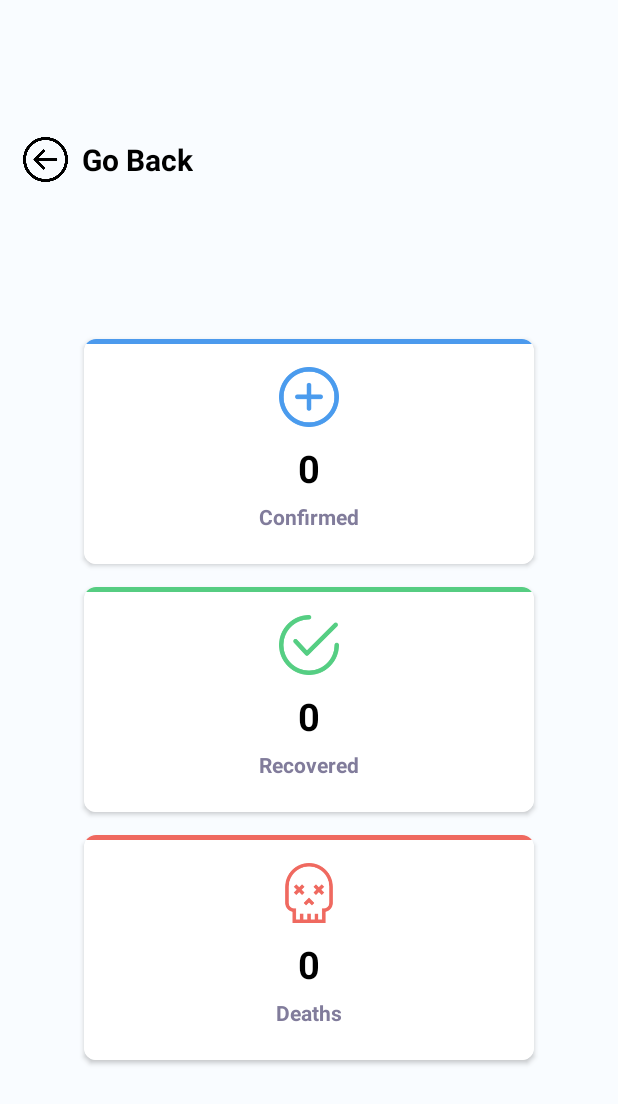
After one commit to adil-arbib/coronavirus, an Android app: the CountryDetails screen opened directly, with no data from a screen before it, on a phone screen of 412 x 824 dp. The commit adds this screen. Shown: the top 1104 px of the screen. Run offline under Robolectric (Android 15) with nearby library versions, the phone set to English and light mode, and no system bars; network calls fail; 3 statements that could not run were skipped.

Commit message:
show country details when we click on it

```diff
--- a/app/src/main/AndroidManifest.xml
+++ b/app/src/main/AndroidManifest.xml
@@ -14,6 +14,9 @@
         android:supportsRtl="true"
         android:theme="@style/Theme.CoronaVirus">
         <activity
+            android:name=".CountryDetails"
+            android:exported="false" />
+        <activity
             android:name=".MainActivity"
             android:exported="false" />
         <activity
--- a/app/src/main/java/com/dajdad/coronavirus/Country.java
+++ b/app/src/main/java/com/dajdad/coronavirus/Country.java
@@ -1,45 +1,40 @@
 package com.dajdad.coronavirus;
 
 import android.annotation.SuppressLint;
+import android.content.Intent;
 import android.os.Bundle;
 
 import androidx.fragment.app.Fragment;
 import androidx.recyclerview.widget.LinearLayoutManager;
 import androidx.recyclerview.widget.RecyclerView;
 
-import android.os.Handler;
 import android.text.Editable;
 import android.text.TextWatcher;
 import android.util.Log;
-import android.view.Gravity;
 import android.view.LayoutInflater;
 import android.view.View;
 import android.view.ViewGroup;
 import android.widget.EditText;
-import android.widget.TextView;
-import android.widget.Toast;
 
 import com.android.volley.Request;
 import com.android.volley.Response;
 import com.android.volley.VolleyError;
 import com.android.volley.toolbox.StringRequest;
 import com.android.volley.toolbox.Volley;
-import com.github.ybq.android.spinkit.SpinKitView;
 
 import org.json.JSONArray;
 import org.json.JSONException;
 import org.json.JSONObject;
-import org.w3c.dom.Text;
 
 import java.util.ArrayList;
+import java.util.Objects;
 
-public class Country extends Fragment {
+public class Country extends Fragment implements recycelerViewInterface{
     private RecyclerView recyclerView;
     private ArrayList<CovidCountry> covidCountries;
     private View view;
     private static final String TAG = Country.class.getSimpleName();
     private EditText edt_search;
-    private ArrayList<CovidCountry> tmpArray;
     private CovidCountryAdapter adapter;
 
 
@@ -69,7 +64,7 @@ public class Country extends Fragment {
                     adapter.getFilter().filter(input);
                 }
                 else{
-                    adapter = new CovidCountryAdapter(covidCountries);
+                    adapter = new CovidCountryAdapter(covidCountries, Country.this);
                     recyclerView.setAdapter(adapter);
                 }
             }
@@ -84,7 +79,7 @@ public class Country extends Fragment {
     }
 
     private void showRecyclerView(ArrayList<CovidCountry> arrayList){
-        adapter = new CovidCountryAdapter(arrayList);
+        adapter = new CovidCountryAdapter(arrayList, this);
         recyclerView.setAdapter(adapter);
     }
 
@@ -102,7 +97,8 @@ public class Country extends Fragment {
                                 JSONArray jsonArray = new JSONArray(response);
                                 for (int i = 0; i < jsonArray.length(); i++) {
                                     JSONObject jsonObject = jsonArray.getJSONObject(i);
-                                    covidCountries.add(new CovidCountry(jsonObject.getString("country"), jsonObject.getString("cases")));
+                                    covidCountries.add(new CovidCountry(jsonObject.getString("country"), jsonObject.getString("cases"),
+                                            jsonObject.getString("recovered"), jsonObject.getString("deaths")));
                                 }
                                 showRecyclerView(covidCountries);
 
@@ -122,4 +118,14 @@ public class Country extends Fragment {
     }
 
 
+    @Override
+    public void onItemClick(int position) {
+        Intent intent = new Intent(getActivity(), CountryDetails.class);
+        intent.putExtra("country",covidCountries.get(position).getmCovidCountry());
+        intent.putExtra("confirmed", covidCountries.get(position).getmCases());
+        intent.putExtra("recovered", covidCountries.get(position).getmRecovered());
+        intent.putExtra("deaths", covidCountries.get(position).getmDeaths());
+        startActivity(intent);
+        getActivity().overridePendingTransition(R.anim.slide_in_right, R.anim.slide_out_left);
+    }
 }
--- /dev/null
+++ b/app/src/main/java/com/dajdad/coronavirus/CountryDetails.java
@@ -0,0 +1,58 @@
+package com.dajdad.coronavirus;
+
+import androidx.appcompat.app.AppCompatActivity;
+
+import android.animation.ValueAnimator;
+import android.content.Intent;
+import android.os.Bundle;
+import android.view.View;
+import android.widget.ImageView;
+import android.widget.TextView;
+
+public class CountryDetails extends AppCompatActivity {
+    private TextView txt_country, txt_confirmed, txt_recovered, txt_deaths;
+    private ImageView back;
+    @Override
+    protected void onCreate(Bundle savedInstanceState) {
+        super.onCreate(savedInstanceState);
+        setContentView(R.layout.activity_country_details);
+        txt_country = findViewById(R.id.txt_country);
+        txt_confirmed = findViewById(R.id.txt_confirmed);
+        txt_recovered = findViewById(R.id.txt_recovered);
+        txt_deaths = findViewById(R.id.txt_deaths);
+        back = findViewById(R.id.goBack);
+
+        Intent intent = getIntent();
+
+        String country = intent.getStringExtra("country");
+        String confirmed = intent.getStringExtra("confirmed");
+        String recovered = intent.getStringExtra("recovered");
+        String deaths = intent.getStringExtra("deaths");
+
+        txt_country.setText(country);
+        startCountAnimation(txt_confirmed,Integer.parseInt(confirmed));
+        startCountAnimation(txt_recovered,Integer.parseInt(recovered));
+        startCountAnimation(txt_deaths,Integer.parseInt(deaths));
+
+
+        back.setOnClickListener(new View.OnClickListener() {
+            @Override
+            public void onClick(View view) {
+                Intent i = new Intent(CountryDetails.this, MainActivity.class);
+                overridePendingTransition(R.anim.slide_in_left, R.anim.slide_out_right);
+                finish();
+            }
+        });
+    }
+
+    private void startCountAnimation(TextView textView, int count) {
+        ValueAnimator animator = ValueAnimator.ofInt(0, count); //0 is min number, 600 is max number
+        animator.setDuration(1500); //Duration is in milliseconds
+        animator.addUpdateListener(new ValueAnimator.AnimatorUpdateListener() {
+            public void onAnimationUpdate(ValueAnimator animation) {
+                textView.setText(animation.getAnimatedValue().toString());
+            }
+        });
+        animator.start();
+    }
+}
--- a/app/src/main/java/com/dajdad/coronavirus/CovidCountry.java
+++ b/app/src/main/java/com/dajdad/coronavirus/CovidCountry.java
@@ -7,11 +7,13 @@ public class CovidCountry {
     public CovidCountry(String mCovidCountry, String mCases) {
         this.mCovidCountry = mCovidCountry;
         this.mCases = mCases;
-        this.mTodayCases = mTodayCases;
+    }
+
+    public CovidCountry(String mCovidCountry, String mCases, String mRecovered, String mDeaths) {
+        this.mCovidCountry = mCovidCountry;
+        this.mCases = mCases;
         this.mRecovered = mRecovered;
-        this.mCritical = mCritical;
         this.mDeaths = mDeaths;
-        this.mTodayDeaths = mTodayDeaths;
     }
 
     public String getmCovidCountry() {
@@ -21,4 +23,12 @@ public class CovidCountry {
     public String getmCases() {
         return mCases;
     }
+
+    public String getmRecovered() {
+        return mRecovered;
+    }
+
+    public String getmDeaths() {
+        return mDeaths;
+    }
 }
--- a/app/src/main/java/com/dajdad/coronavirus/CovidCountryAdapter.java
+++ b/app/src/main/java/com/dajdad/coronavirus/CovidCountryAdapter.java
@@ -4,7 +4,6 @@ import android.animation.ValueAnimator;
 import android.view.LayoutInflater;
 import android.view.View;
 import android.view.ViewGroup;
-import android.widget.BaseAdapter;
 import android.widget.Filter;
 import android.widget.Filterable;
 import android.widget.TextView;
@@ -13,15 +12,16 @@ import androidx.annotation.NonNull;
 import androidx.recyclerview.widget.RecyclerView;
 
 import java.util.ArrayList;
-import java.util.Locale;
 
 public class CovidCountryAdapter extends RecyclerView.Adapter<CovidCountryAdapter.ViewHolder> implements Filterable {
     private ArrayList<CovidCountry> covidCountries;
     private ArrayList<CovidCountry> tmpArrayList;
+    private final recycelerViewInterface rcView;
 
-    public CovidCountryAdapter(ArrayList covidCountries){
+    public CovidCountryAdapter(ArrayList covidCountries, recycelerViewInterface rcView){
         this.covidCountries = new ArrayList<>(covidCountries);
         tmpArrayList = new ArrayList<>(covidCountries);
+        this.rcView = rcView;
     }
 
     @NonNull
@@ -30,7 +30,7 @@ public class CovidCountryAdapter extends RecyclerView.Adapter<CovidCountryAdapte
         View view = LayoutInflater.from(parent.getContext()).inflate(R.layout.item_list_covid_country,parent,false);
 
 
-        return new ViewHolder(view);
+        return new ViewHolder(view, rcView);
     }
 
     @Override
@@ -77,12 +77,24 @@ public class CovidCountryAdapter extends RecyclerView.Adapter<CovidCountryAdapte
         }
     };
 
-    public class ViewHolder extends RecyclerView.ViewHolder {
+    public static class ViewHolder extends RecyclerView.ViewHolder {
         TextView total_cases, country_name;
-        public ViewHolder(@NonNull View itemView) {
+        public ViewHolder(@NonNull View itemView, recycelerViewInterface rcView) {
             super(itemView);
             total_cases = itemView.findViewById(R.id.txt_total_cases);
             country_name = itemView.findViewById(R.id.txt_country_name);
+
+            itemView.setOnClickListener(new View.OnClickListener() {
+                @Override
+                public void onClick(View view) {
+                    if(rcView != null){
+                        int pos = getAdapterPosition();
+                        if(pos != RecyclerView.NO_POSITION){
+                            rcView.onItemClick(pos);
+                        }
+                    }
+                }
+            });
         }
     }
 
--- /dev/null
+++ b/app/src/main/java/com/dajdad/coronavirus/recycelerViewInterface.java
@@ -0,0 +1,5 @@
+package com.dajdad.coronavirus;
+
+public interface recycelerViewInterface {
+    void onItemClick(int position);
+}
--- /dev/null
+++ b/app/src/main/res/layout/activity_country_details.xml
@@ -0,0 +1,204 @@
+<?xml version="1.0" encoding="utf-8"?>
+<LinearLayout xmlns:android="http://schemas.android.com/apk/res/android"
+    xmlns:tools="http://schemas.android.com/tools"
+    android:layout_width="match_parent"
+    android:layout_height="match_parent"
+    xmlns:app="http://schemas.android.com/apk/res-auto"
+    android:background="@color/fragment_bg"
+    android:orientation="vertical"
+    android:gravity="center"
+    tools:context=".CountryDetails">
+
+    <LinearLayout
+        android:layout_width="match_parent"
+        android:layout_height="40dp">
+
+        <ImageView
+            android:id="@+id/goBack"
+            android:layout_width="30dp"
+            android:layout_height="30dp"
+            android:layout_marginStart="15dp"
+            android:layout_gravity="center"
+            android:src="@drawable/back"
+            />
+        <TextView
+            android:layout_width="wrap_content"
+            android:layout_height="wrap_content"
+            android:text="Go Back"
+            android:textColor="@color/black"
+            android:textSize="20sp"
+            android:textStyle="bold"
+            android:layout_gravity="center"
+            android:layout_marginStart="9dp"/>
+
+    </LinearLayout>
+
+
+
+    <TextView
+        android:id="@+id/txt_country"
+        android:layout_width="wrap_content"
+        android:layout_height="wrap_content"
+        android:layout_marginTop="30dp"
+        android:fontFamily="sans-serif-light"
+        android:text="US"
+        android:textColor="@color/black"
+        android:textSize="40sp"
+        android:textStyle="bold" />
+
+    <androidx.cardview.widget.CardView
+        android:layout_width="300dp"
+        android:layout_height="150dp"
+        android:background="@drawable/box_shadow"
+        android:layout_marginBottom="15dp"
+        android:layout_marginTop="15dp"
+        app:cardCornerRadius="8dp">
+
+        <LinearLayout
+            android:layout_width="match_parent"
+            android:layout_height="match_parent"
+            android:background="@color/primary_background"
+            android:orientation="vertical">
+
+            <View
+                android:layout_width="match_parent"
+                android:layout_height="3dp"
+                android:background="@color/primary_blue"
+                android:layout_marginBottom="15dp"/>
+
+
+            <ImageView
+                android:layout_width="40dp"
+                android:layout_height="40dp"
+                android:layout_gravity="center"
+                android:src="@drawable/icon_confirmed"/>
+
+            <TextView
+                android:id="@+id/txt_confirmed"
+                android:layout_width="wrap_content"
+                android:layout_height="wrap_content"
+                android:text="0"
+                android:layout_gravity="center"
+                android:textStyle="bold"
+                android:layout_marginTop="10dp"
+                android:textSize="25sp"
+                android:textColor="@color/black"/>
+
+            <TextView
+                android:layout_width="wrap_content"
+                android:layout_height="wrap_content"
+                android:textColor="@color/text_grey"
+                android:textSize="14sp"
+                android:layout_marginTop="5dp"
+                android:layout_gravity="center"
+                android:textStyle="bold"
+                android:text="Confirmed"/>
+
+        </LinearLayout>
+
+    </androidx.cardview.widget.CardView>
+
+    <androidx.cardview.widget.CardView
+        android:layout_width="300dp"
+        android:layout_height="150dp"
+        android:background="@drawable/box_shadow"
+        android:layout_marginBottom="15dp"
+        app:cardCornerRadius="8dp">
+
+
+        <LinearLayout
+            android:layout_width="match_parent"
+            android:layout_height="match_parent"
+            android:background="@color/primary_background"
+            android:orientation="vertical">
+
+            <View
+                android:layout_width="match_parent"
+                android:layout_height="3dp"
+                android:layout_marginBottom="15dp"
+                android:background="@color/primary_green"/>
+
+            <ImageView
+                android:layout_width="40dp"
+                android:layout_height="40dp"
+                android:layout_gravity="center"
+                android:src="@drawable/checked"/>
+
+            <TextView
+                android:id="@+id/txt_recovered"
+                android:layout_width="wrap_content"
+                android:layout_height="wrap_content"
+                android:text="0"
+                android:textStyle="bold"
+                android:layout_marginTop="10dp"
+                android:layout_gravity="center"
+                android:textSize="25sp"
+                android:textColor="@color/black"/>
+
+            <TextView
+                android:layout_width="wrap_content"
+                android:layout_height="wrap_content"
+                android:textColor="@color/text_grey"
+                android:textSize="14sp"
+                android:layout_gravity="center"
+                android:layout_marginTop="5dp"
+                android:textStyle="bold"
+                android:text="Recovered"/>
+
+        </LinearLayout>
+
+    </androidx.cardview.widget.CardView>
+
+    <androidx.cardview.widget.CardView
+        android:layout_width="300dp"
+        android:layout_height="150dp"
+        android:background="@drawable/box_shadow"
+        android:layout_marginBottom="30dp"
+        app:cardCornerRadius="8dp">
+
+
+
+        <LinearLayout
+            android:layout_width="match_parent"
+            android:layout_height="match_parent"
+            android:background="@color/primary_background"
+            android:orientation="vertical">
+
+            <View
+                android:layout_width="match_parent"
+                android:layout_height="3dp"
+                android:layout_marginBottom="15dp"
+                android:background="@color/primary_red"/>
+
+            <ImageView
+                android:layout_width="40dp"
+                android:layout_height="40dp"
+                android:layout_gravity="center"
+                android:src="@drawable/death"/>
+
+            <TextView
+                android:id="@+id/txt_deaths"
+                android:layout_width="wrap_content"
+                android:layout_height="wrap_content"
+                android:text="0"
+                android:textStyle="bold"
+                android:layout_gravity="center"
+                android:layout_marginTop="10dp"
+                android:textSize="25sp"
+                android:textColor="@color/black"/>
+
+            <TextView
+                android:layout_width="wrap_content"
+                android:layout_height="wrap_content"
+                android:textColor="@color/text_grey"
+                android:textSize="14sp"
+                android:layout_gravity="center"
+                android:layout_marginTop="5dp"
+                android:textStyle="bold"
+                android:text="Deaths"/>
+
+        </LinearLayout>
+
+    </androidx.cardview.widget.CardView>
+
+</LinearLayout>
--- a/app/src/main/res/layout/activity_main.xml
+++ b/app/src/main/res/layout/activity_main.xml
@@ -5,6 +5,7 @@
     android:layout_width="match_parent"
     android:layout_height="match_parent"
     android:orientation="vertical"
+    android:background="@color/primary_background"
     tools:context=".MainActivity">
     <LinearLayout
         android:layout_width="match_parent"
```
Also changed, not shown: app/src/main/res/drawable-v24/back.png (added).
